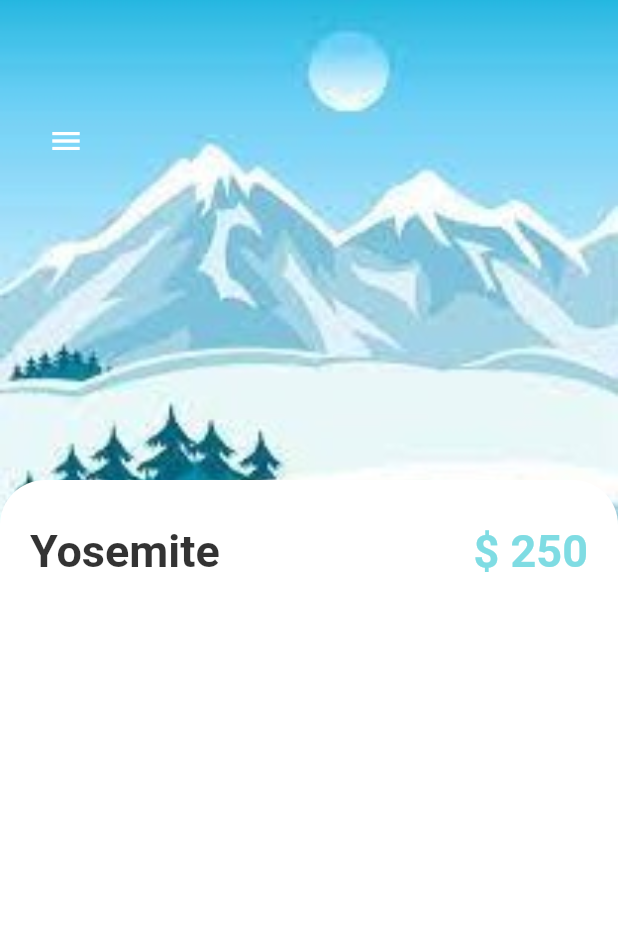
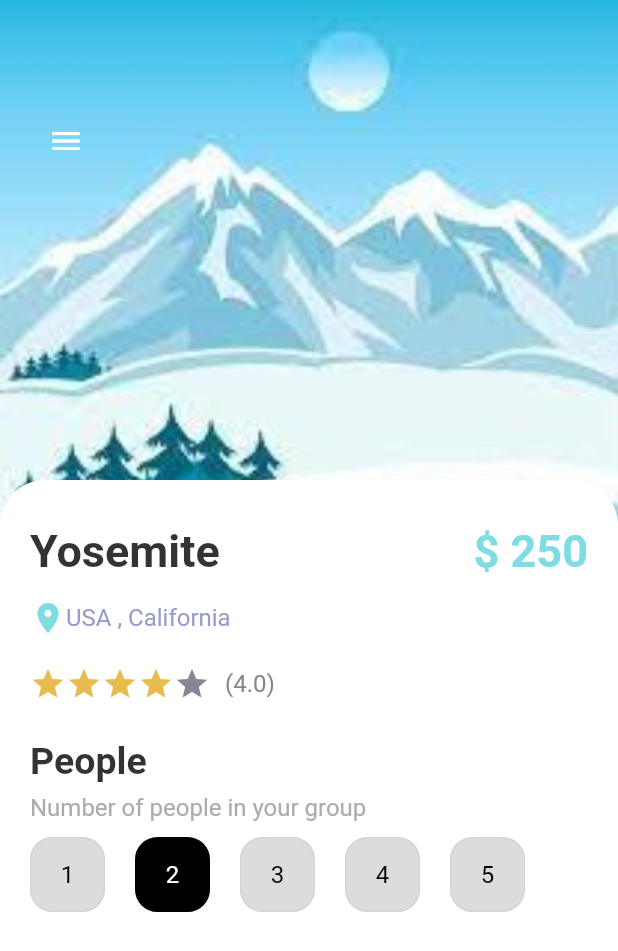
Before and after one commit to rimawahid/travel-app, a Flutter app: the screen it shows after launch, on a phone screen of 412 x 824 dp. Shown: the top 951 px of the screen. Run offline on Flutter 3.47's test engine with Material 2 defaults, Android fonts, the phone set to English and light mode, and no system bars.

Commit message:
people button

```diff
--- a/lib/misc/colors.dart
+++ b/lib/misc/colors.dart
@@ -7,5 +7,5 @@ class AppColors{
   static final Color mainColor= Color.fromARGB(255, 127, 220, 227);
   static final Color starColor= Color(0xFFe7bb4e);
   static final Color mainTextColor= Color(0xFFababad);
-  static final Color buttonBackground = Color(0xFF989);
+  static final Color buttonBackground = Color.fromARGB(200, 208,211,212);
 }
--- a/lib/pages/detail_page.dart
+++ b/lib/pages/detail_page.dart
@@ -2,7 +2,9 @@ import 'package:flutter/material.dart';
 import 'package:flutter/src/foundation/key.dart';
 import 'package:flutter/src/widgets/framework.dart';
 import 'package:travel_app/misc/colors.dart';
+import 'package:travel_app/widgets/app_button.dart';
 import 'package:travel_app/widgets/app_large_text.dart';
+import 'package:travel_app/widgets/app_text.dart';
 
 class DetailPage extends StatefulWidget {
   const DetailPage({Key? key}) : super(key: key);
@@ -12,6 +14,8 @@ class DetailPage extends StatefulWidget {
 }
 
 class _DetailPageState extends State<DetailPage> {
+  int gottenStars = 4;
+  int selectedIndex = 1;
   @override
   Widget build(BuildContext context) {
     return SafeArea(
@@ -29,41 +33,136 @@ class _DetailPageState extends State<DetailPage> {
                       height: 350,
                       decoration: BoxDecoration(
                           image: DecorationImage(
-                    image: AssetImage("img/mountains.jpg"),fit: BoxFit.cover)
-                ),
+                              image: AssetImage("img/mountains.jpg"),
+                              fit: BoxFit.cover)),
                     )),
                 Positioned(
                     left: 20,
                     top: 70,
                     child: Row(
                       children: [
-                  IconButton(onPressed: (){}, icon: Icon(Icons.menu),
-                  color: Colors.white,),
+                        IconButton(
+                          onPressed: () {},
+                          icon: Icon(Icons.menu),
+                          color: Colors.white,
+                        ),
                       ],
                     )),
                 Positioned(
                   top: 320,
                   child: Container(
-                  padding: const EdgeInsets.only(left: 20,right: 20,top: 30),
-                  width:MediaQuery.of(context).size.width,
+                    padding:
+                        const EdgeInsets.only(left: 20, right: 20, top: 30),
+                    width: MediaQuery.of(context).size.width,
                     height: 650,
                     decoration: BoxDecoration(
                         color: Colors.white,
                         borderRadius: BorderRadius.only(
                             topLeft: Radius.circular(30),
-                      topRight: Radius.circular(30))
-                  ),
+                            topRight: Radius.circular(30))),
                     child: Column(
+                      crossAxisAlignment: CrossAxisAlignment.start,
                       children: [
                         Row(
                           mainAxisAlignment: MainAxisAlignment.spaceBetween,
                           children: [
-                          AppLargeText(text: "Yosemite",color: Colors.black.withOpacity(0.8),),
-                          AppLargeText(text: "\$ 250", color: AppColors.mainColor,)
-                        ],
+                            AppLargeText(
+                              text: "Yosemite",
+                              color: Colors.black.withOpacity(0.8),
+                            ),
+                            AppLargeText(
+                              text: "\$ 250",
+                              color: AppColors.mainColor,
                             )
                           ],
-                  ),),
+                        ),
+                        SizedBox(
+                          height: 15,
+                        ),
+                        Row(
+                          children: [
+                            Icon(
+                              Icons.location_on,
+                              color: AppColors.mainColor,
+                            ),
+                            SizedBox(
+                              width: 0,
+                            ),
+                            AppText(
+                              text: "USA , California",
+                              color: AppColors.TextColor1,
+                            ),
+                          ],
+                        ),
+                        SizedBox(
+                          height: 20,
+                        ),
+                        Row(
+                          children: [
+                            Wrap(
+                              children: List.generate(5, (index) {
+                                return Icon(
+                                  Icons.star,
+                                  color: index < gottenStars
+                                      ? AppColors.starColor
+                                      : AppColors.TextColor2,
+                                );
+                              }),
+                            ),
+                            SizedBox(
+                              width: 10,
+                            ),
+                            AppText(
+                              text: "(4.0)",
+                              color: AppColors.TextColor2,
+                            ),
+                          ],
+                        ),
+                        SizedBox(
+                          height: 25,
+                        ),
+                        AppLargeText(
+                          text: "People",
+                          color: Colors.black.withOpacity(0.8),
+                          size: 25,
+                        ),
+                        SizedBox(
+                          height: 7,
+                        ),
+                        AppText(
+                          text: "Number of people in your group",
+                          color: AppColors.mainTextColor,
+                        ),
+                        SizedBox(
+                          height: 10,
+                        ),
+                        Wrap(
+                          children: List.generate(5, (index) {
+                            return InkWell(
+                              onTap: () {
+                                setState(() {
+                                  selectedIndex = index;
+                                });
+                              },
+                              child: Container(
+                                margin: const EdgeInsets.only(right: 20),
+                                child: AppButtons(
+                                  color: selectedIndex == index?Colors.white:Colors.black,
+                                  backgroundColor:selectedIndex == index?Colors.black: AppColors.buttonBackground,
+                                  size: 50,
+                                  borderColor:selectedIndex == index? Colors.black:AppColors.buttonBackground,
+                                  icon: Icons.favorite_border,
+                                  //isIcon: true,
+                                  text: (index + 1).toString(),
+                                  // isIcon: false,
+                                ),
+                              ),
+                            );
+                          }),
+                        ),
+                      ],
+                    ),
+                  ),
                 )
               ],
             )),
--- /dev/null
+++ b/lib/widgets/app_button.dart
@@ -0,0 +1,42 @@
+import 'package:flutter/material.dart';
+import 'package:flutter/src/foundation/key.dart';
+import 'package:flutter/src/widgets/framework.dart';
+import 'package:travel_app/widgets/app_text.dart';
+
+import '../misc/colors.dart';
+
+class AppButtons extends StatelessWidget {
+  final Color color;
+  String? text;
+  IconData? icon;
+  final Color backgroundColor;
+  double size;
+  final Color borderColor;
+  bool isIcon;
+  AppButtons(
+      {Key? key,
+      this.isIcon= false,
+      this.text = "Hi",
+      this.icon,
+      required this.color,
+      required this.backgroundColor,
+      required this.size,
+      required this.borderColor})
+      : super(key: key);
+
+  @override
+  Widget build(BuildContext context) {
+    return Container(
+      height: size,
+      width: size,
+      decoration: BoxDecoration(
+          border: Border.all(
+            color: borderColor,
+            width: 1.0,
+          ),
+          borderRadius: BorderRadius.circular(15),
+          color: backgroundColor),
+          child: isIcon == false?Center(child: AppText(text: text!, color: color,)):Icon(icon, color: color,),
+    );
+  }
+}
```
Lines whose indentation alone changed are shown as unchanged.
